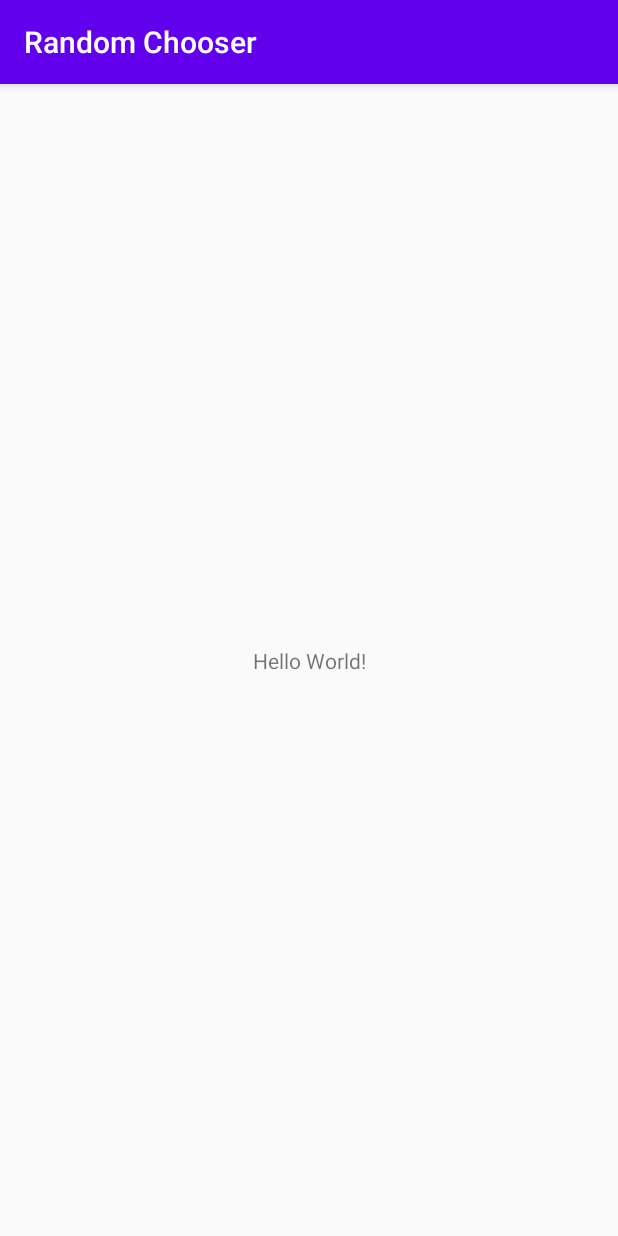
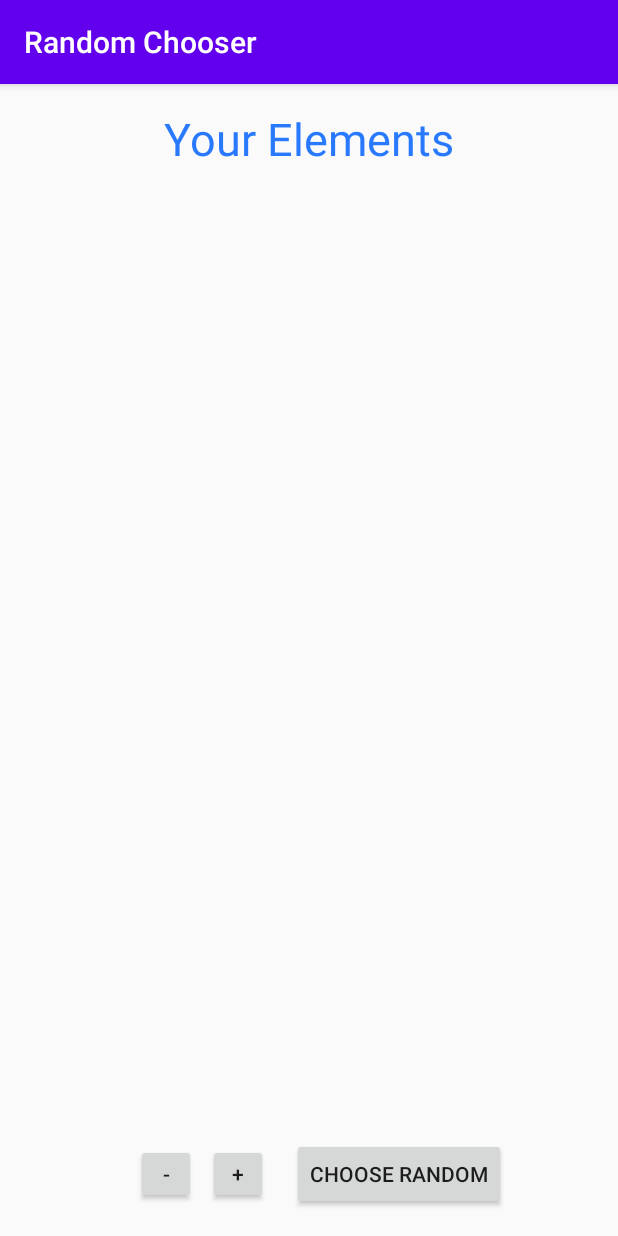
Before and after one commit to gjujinkim96/RandomChooser, an Android app: the screen it shows after launch (MainActivity), on a phone screen of 412 x 824 dp. Run offline under Robolectric (Android 15) with nearby library versions, the phone set to English and light mode, and no system bars.

Commit message:
Add element list ui

```diff
--- a/app/build.gradle
+++ b/app/build.gradle
@@ -30,6 +30,7 @@ dependencies {
     implementation 'androidx.core:core-ktx:1.1.0'
     implementation 'androidx.appcompat:appcompat:1.1.0'
     implementation 'androidx.constraintlayout:constraintlayout:1.1.3'
+    implementation 'androidx.recyclerview:recyclerview:1.1.0'
     testImplementation 'junit:junit:4.12'
     androidTestImplementation 'androidx.test.ext:junit:1.1.1'
     androidTestImplementation 'androidx.test.espresso:espresso-core:3.2.0'
--- a/app/src/main/java/com/example/randomchooser/MainActivity.kt
+++ b/app/src/main/java/com/example/randomchooser/MainActivity.kt
@@ -6,6 +6,6 @@ import android.os.Bundle
 class MainActivity : AppCompatActivity() {
     override fun onCreate(savedInstanceState: Bundle?) {
         super.onCreate(savedInstanceState)
-        setContentView(R.layout.activity_main)
+        setContentView(R.layout.activity_element_list)
     }
 }
--- /dev/null
+++ b/app/src/main/res/layout/activity_element_list.xml
@@ -0,0 +1,74 @@
+<?xml version="1.0" encoding="utf-8"?>
+<androidx.constraintlayout.widget.ConstraintLayout xmlns:android="http://schemas.android.com/apk/res/android"
+    xmlns:app="http://schemas.android.com/apk/res-auto"
+    xmlns:tools="http://schemas.android.com/tools"
+    android:layout_width="match_parent"
+    android:layout_height="match_parent">
+
+    <TextView
+        android:id="@+id/element_list_title"
+        android:layout_width="wrap_content"
+        android:layout_height="wrap_content"
+        android:layout_marginTop="16dp"
+        android:text="@string/element_title"
+        android:textColor="#2979FF"
+        android:textSize="30sp"
+        app:layout_constraintEnd_toEndOf="parent"
+        app:layout_constraintStart_toStartOf="parent"
+        app:layout_constraintTop_toTopOf="parent" />
+
+    <androidx.recyclerview.widget.RecyclerView
+        android:id="@+id/element_list_recylerview"
+        android:layout_width="0dp"
+        android:layout_height="0dp"
+        android:layout_marginBottom="32dp"
+        app:layout_constraintBottom_toTopOf="@+id/element_list_random_count"
+        app:layout_constraintEnd_toEndOf="parent"
+        app:layout_constraintStart_toStartOf="parent"
+        app:layout_constraintTop_toBottomOf="@+id/element_list_title" />
+
+    <Button
+        android:id="@+id/element_list_choose_random"
+        android:layout_width="wrap_content"
+        android:layout_height="wrap_content"
+        android:text="@string/choose_random"
+        app:layout_constraintBaseline_toBaselineOf="@+id/element_list_random_count"
+        app:layout_constraintEnd_toEndOf="parent"
+        app:layout_constraintHorizontal_bias="0.5"
+        app:layout_constraintStart_toEndOf="@+id/element_list_plus_button" />
+
+    <TextView
+        android:id="@+id/element_list_random_count"
+        android:layout_width="wrap_content"
+        android:layout_height="wrap_content"
+        android:layout_marginBottom="32dp"
+        app:layout_constraintBottom_toBottomOf="parent"
+        app:layout_constraintEnd_toStartOf="@+id/element_list_plus_button"
+        app:layout_constraintHorizontal_bias="0.5"
+        app:layout_constraintStart_toEndOf="@+id/element_list_minus_button"
+        tools:text="100" />
+
+    <Button
+        android:id="@+id/element_list_minus_button"
+        android:layout_width="40dp"
+        android:layout_height="40dp"
+        android:layout_marginStart="16dp"
+        android:text="@string/minus"
+        app:layout_constraintBaseline_toBaselineOf="@+id/element_list_random_count"
+        app:layout_constraintEnd_toStartOf="@+id/element_list_random_count"
+        app:layout_constraintHorizontal_bias="0.5"
+        app:layout_constraintHorizontal_chainStyle="packed"
+        app:layout_constraintStart_toStartOf="parent" />
+
+    <Button
+        android:id="@+id/element_list_plus_button"
+        android:layout_width="40dp"
+        android:layout_height="40dp"
+        android:layout_marginStart="8dp"
+        android:layout_marginEnd="16dp"
+        android:text="@string/plus"
+        app:layout_constraintBaseline_toBaselineOf="@+id/element_list_random_count"
+        app:layout_constraintEnd_toStartOf="@+id/element_list_choose_random"
+        app:layout_constraintHorizontal_bias="0.5"
+        app:layout_constraintStart_toEndOf="@+id/element_list_random_count" />
+</androidx.constraintlayout.widget.ConstraintLayout>
--- a/app/src/main/res/values/strings.xml
+++ b/app/src/main/res/values/strings.xml
@@ -1,3 +1,7 @@
 <resources>
     <string name="app_name">Random Chooser</string>
+    <string name="element_title">Your Elements</string>
+    <string name="choose_random">Choose Random</string>
+    <string name="minus">-</string>
+    <string name="plus">+</string>
 </resources>
```
